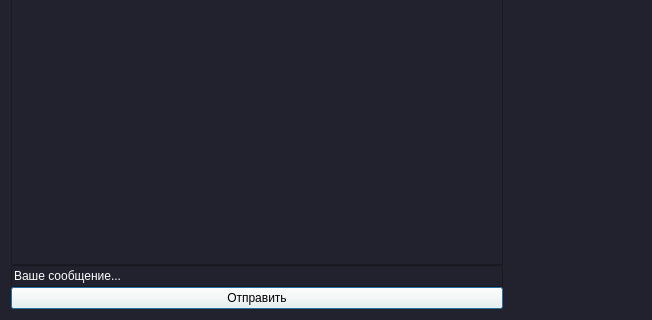
Before: the Qt Designer form Client/jeducation-v0.1/learning.ui in Avedik/Desktop-application-IEducation, drawn with Qt 5; both pictures show x 0 to 652 and y 280 to 600 of the 1000 by 600 pixel window.
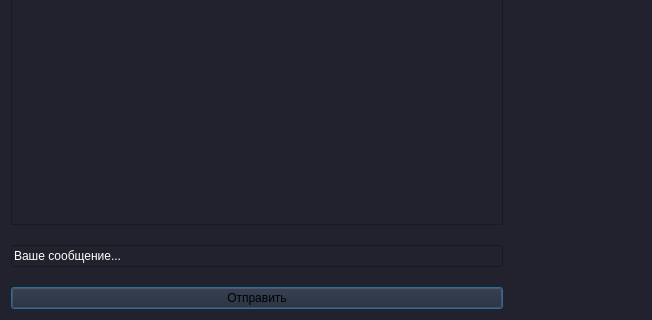
After: the same form once the commit is applied.

```diff
--- a/Client/jeducation-v0.1/learning.ui
+++ b/Client/jeducation-v0.1/learning.ui
@@ -35,6 +35,19 @@
        </property>
       </widget>
      </item>
+     <item>
+      <spacer name="horizontalSpacer_6">
+       <property name="orientation">
+        <enum>Qt::Horizontal</enum>
+       </property>
+       <property name="sizeHint" stdset="0">
+        <size>
+         <width>40</width>
+         <height>20</height>
+        </size>
+       </property>
+      </spacer>
+     </item>
      <item>
       <widget class="QLineEdit" name="messageEdit">
        <property name="enabled">
@@ -51,10 +64,23 @@
        </property>
       </widget>
      </item>
+     <item>
+      <spacer name="horizontalSpacer_7">
+       <property name="orientation">
+        <enum>Qt::Horizontal</enum>
+       </property>
+       <property name="sizeHint" stdset="0">
+        <size>
+         <width>40</width>
+         <height>20</height>
+        </size>
+       </property>
+      </spacer>
+     </item>
      <item>
       <widget class="QPushButton" name="sendButton">
        <property name="styleSheet">
-        <string notr="true">background-color: rgb(255, 255, 241);</string>
+        <string notr="true"/>
        </property>
        <property name="text">
         <string>Отправить</string>
```
